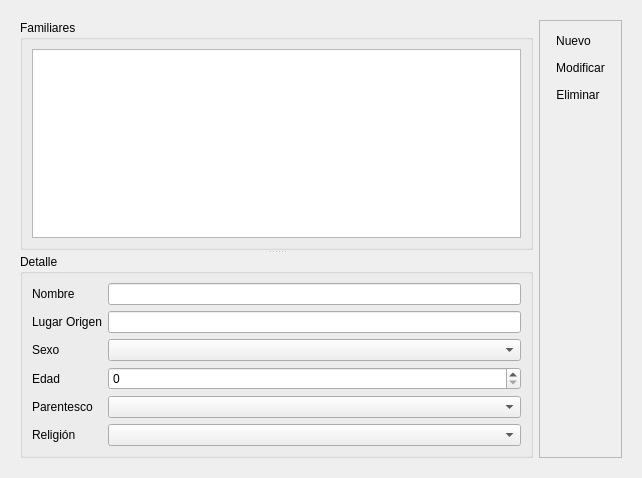
This is gui_design/wzrdPgDatosIntegrantes.ui in cabumtz/censocathdesktop as Qt 5 draws it before an edit. The edited form follows.
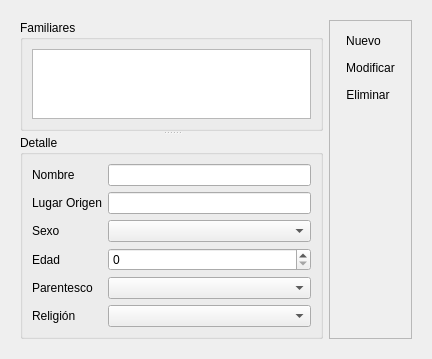
This is the edited form. Icons and pictures are not drawn.

The edit to the form file:
```diff
--- a/gui_design/wzrdPgDatosIntegrantes.ui
+++ b/gui_design/wzrdPgDatosIntegrantes.ui
@@ -6,8 +6,8 @@
    <rect>
     <x>0</x>
     <y>0</y>
-    <width>642</width>
-    <height>478</height>
+    <width>432</width>
+    <height>328</height>
    </rect>
   </property>
   <property name="windowTitle">
```
Left out of the diff: 2 changed lines with no effect on the pictures.
